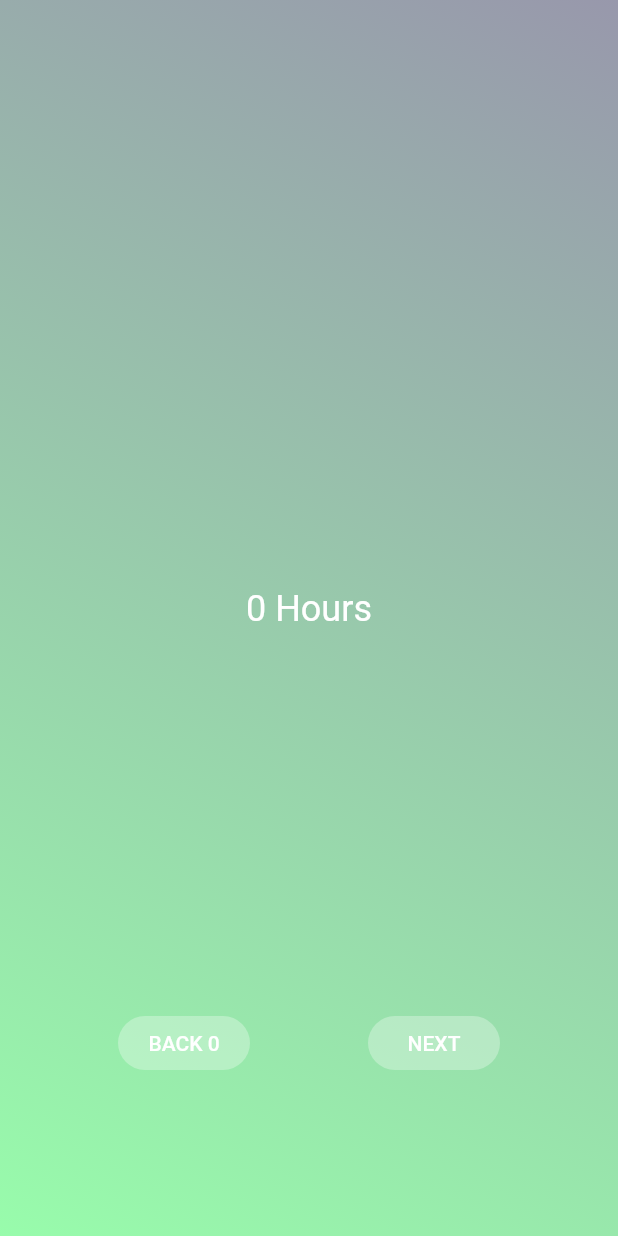
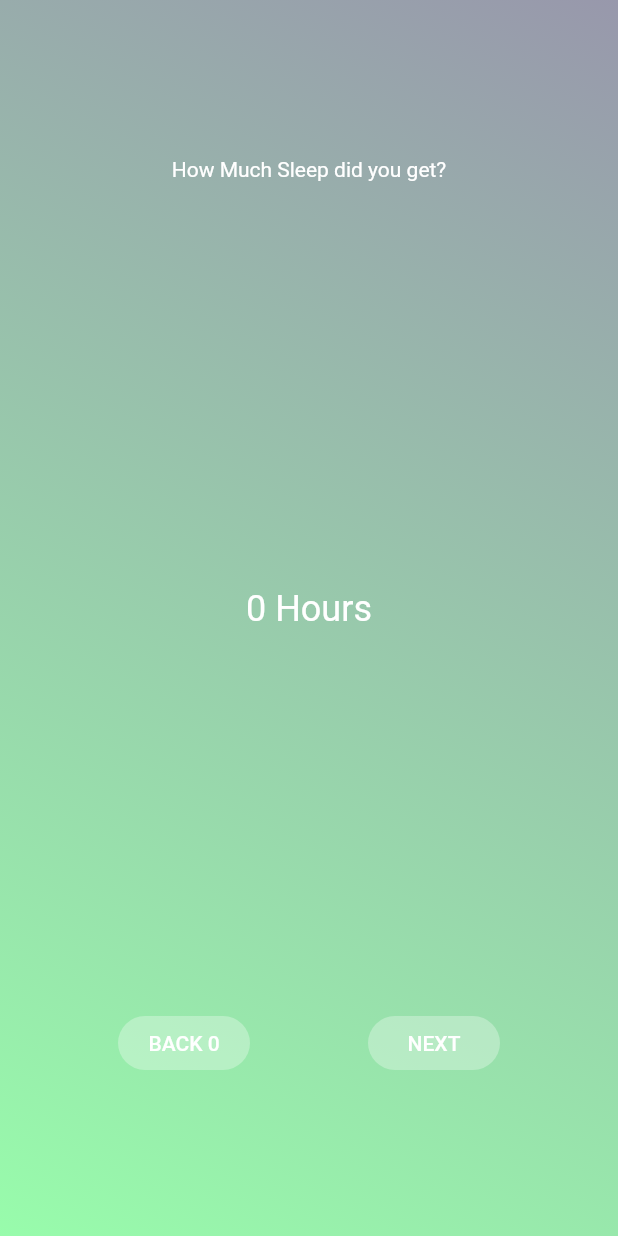
Before and after one commit to PrasannS/katy_mental_health, a Flutter app: the screen it shows after launch, on a phone screen of 412 x 824 dp. Run offline on Flutter 3.47's test engine with Material 2 defaults, Android fonts, the phone set to English and light mode, and no system bars; our stand-ins replace flutter_calendar_carousel, sqflite; missing offline and left inert: flutter_circular_slider; accounts and stored records are empty.

Commit message:
More question stuff set up.

```diff
--- a/lib/Pages/answer_page.dart
+++ b/lib/Pages/answer_page.dart
@@ -1,3 +1,6 @@
+import 'dart:math';
+import 'dart:ui' as prefix0;
+
 import 'package:flutter/cupertino.dart';
 import 'package:flutter/material.dart';
 import 'package:flutter/rendering.dart';
@@ -11,10 +14,38 @@ class AnswerPage extends StatefulWidget {
 class _AnswerPageState extends State<AnswerPage> {
   final baseColor = Color.fromRGBO(255, 255, 255, 0.3);
 
-  List<String> questions = ["","How Much Sleep did you get?", "What is your mood?","How much water have you drank today?",
+  List<String> questions = ["How Much Sleep did you get?", "What is your mood?","How much water have you drank today?",
     "Question of the Day:","What was your most impactful activity today?", "Any Notes for Today?", "Submit?"];
 
   List<String> moods = ["Bad","Meh","Good",];
+
+List<String> questionsOfTheDay = [
+   "One thing you are grateful for?",
+   "Something that made you smile today: ",
+   "One thing that made you laugh: ",
+   "One person you are thankful for:  ",
+   "Five things you would like to do more:  ",
+   "Share a childhood memory.",
+   "Name three things you do well. ",
+   "Write about someone you admire.",
+   "What is your favorite hobby?",
+   "What is a fact about you that you don’t often share?",
+   "What is one thing you dream of doing?",
+   "If you could go anywhere in the world, where would it be? ",
+   "Favorite moment this week?  ",
+   "What is your favorite song right now?",
+   "Name a quote to live by. ",
+   "How do you relax?  ",
+   "What do you feel most strongly about?",
+   "Who is a special person in your life right now?  ",
+   "What is something you are proud of?  ",
+   "What do you love about yourself?  ",
+   "What are three of your absolute favorite activities?"
+  ];
+
+
+
+  final myController = TextEditingController();
   int initTime;
   int inBedTime;
   int outBedTime =0;
@@ -22,14 +53,13 @@ class _AnswerPageState extends State<AnswerPage> {
   int level = 255;
   int currentQuestion = 0;
   int endTime;
-
-
-
-
+  int qODID = 0;
 
   @override
   void initState() {
     super.initState();
+    Random r = new Random();
+    qODID = r.nextInt(questionsOfTheDay.length-1);
   }
   void _updateLabels(int init, int end, int laps) {
     setState(() {
@@ -42,7 +72,7 @@ class _AnswerPageState extends State<AnswerPage> {
 
   void nextQuestion(){
     setState(() {
-      if(currentQuestion!=2) {
+      if(currentQuestion!=4) {
         currentQuestion++;
       }
     });
@@ -64,6 +94,8 @@ class _AnswerPageState extends State<AnswerPage> {
 
   @override
   Widget build(BuildContext context) {
+
+    //START OF ALL OF THE QUESTION PAGE LOGIC
 
     List<Widget> questionWidgets = [
       new SingleCircularSlider(
@@ -147,6 +179,28 @@ class _AnswerPageState extends State<AnswerPage> {
             )),
         shouldCountLaps: false,
       ),
+      new SizedBox(
+        height: 200,
+        width: 380,
+        child: ListView(
+          children: <Widget>[
+            Text(
+              "${questionsOfTheDay[qODID]}"
+            ),
+            TextField(
+              controller: myController,
+            ),
+          ],
+        )
+      ),
+      new SizedBox(
+        height: 200,
+        width: 380,
+        child: TextField(
+          controller: myController,
+        ),
+      )
+
 
     ];
 
@@ -186,7 +240,6 @@ class _AnswerPageState extends State<AnswerPage> {
                         onPressed:  nextQuestion,
                       ),
                     ]),
-
                   ],
                 )
             )));
```
